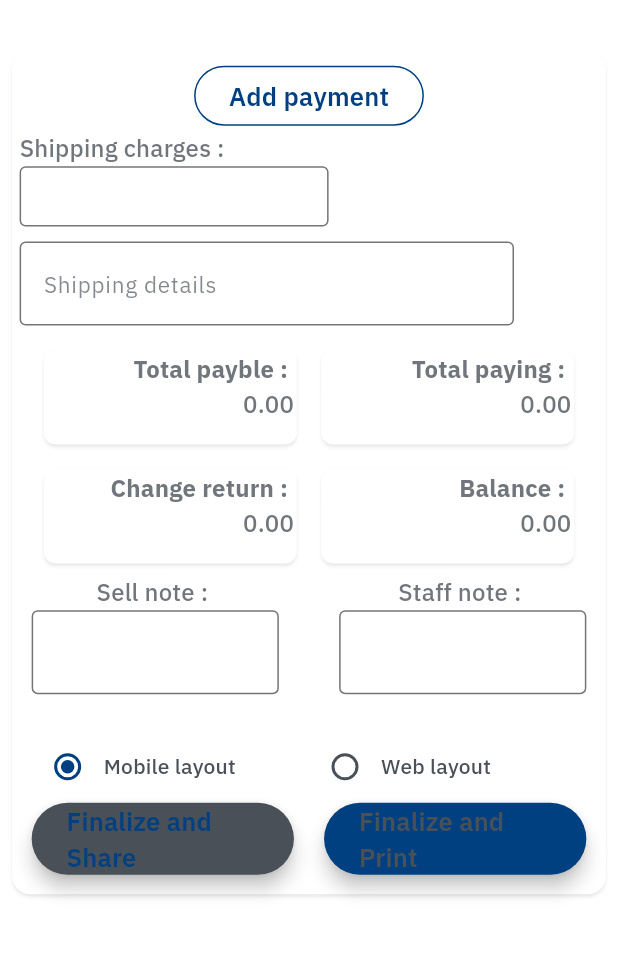
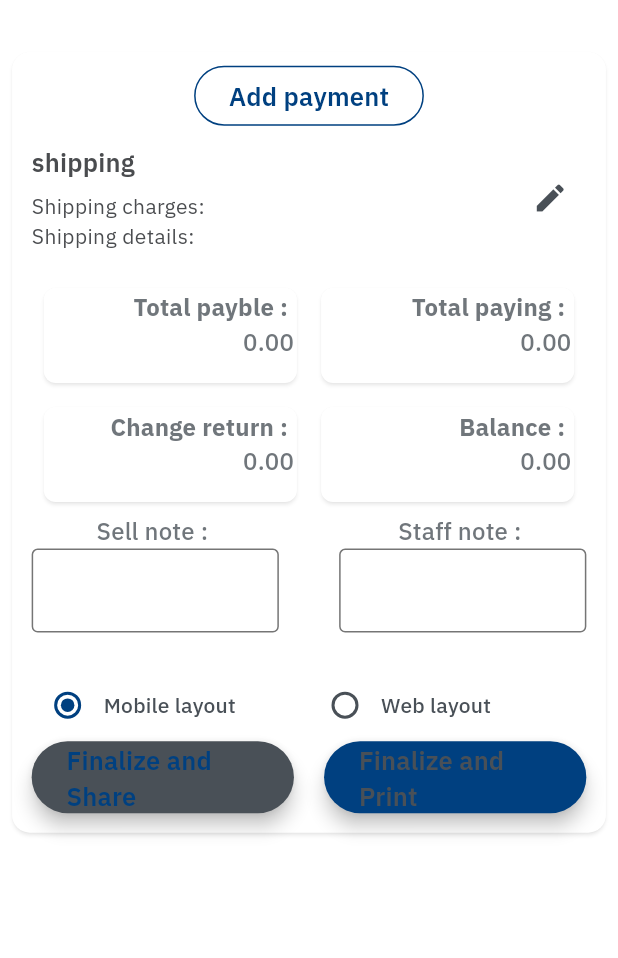
Before and after one commit to mustaqeem-m/Oasis-windows-POS-v1, a Flutter app: the CheckOut screen opened by its route, on a phone screen of 412 x 824 dp, the part 59-1017 px from its top. Run offline on Flutter 3.47's test engine with Material 3 defaults, Android fonts, the phone set to English and light mode, and no system bars; our stand-ins replace cached_network_image, connectivity_plus, dio, fluttertoast, geolocator, google_fonts and 10 more; missing offline and left inert: app_settings, cron, get_ip_address, search_choices, simple_barcode_scanner; accounts and stored records are empty; network calls fail; statements that could not run were skipped.

Commit message:
Added Shipping functionality

```diff
--- a/i18n/en.json
+++ b/i18n/en.json
@@ -117,6 +117,8 @@
   "cannot_change_location": "Cannot change location",
   "shipping_charges": "Shipping charges",
   "shipping_details": "Shipping details",
+  "shipping_status": "Shipping Status",
+  "delivery_person": "Delivery Person",
   "refresh": "Refresh",
   "payment_successful": "Payment Successful",
   "contact_payment": "Customer payment",
--- a/lib/main.dart
+++ b/lib/main.dart
@@ -55,7 +55,7 @@
 //   }
 // }
 
-import 'dart:io'; // <-- required for Platform checks
+import 'dart:io'; // <-- required for Platform chec    ks
 import 'package:flutter/material.dart';
 import 'package:flutter/services.dart';
 import 'package:flutter_localizations/flutter_localizations.dart';
--- a/lib/pages/checkout.dart
+++ b/lib/pages/checkout.dart
@@ -6,6 +6,7 @@ import 'package:flutter/services.dart';
 import 'package:http/http.dart' as http;
 import 'package:intl/intl.dart';
 import 'package:material_design_icons_flutter/material_design_icons_flutter.dart';
+import 'package:pos_2/components/shipping_modal.dart';
 import 'package:pos_2/helpers/toast_helper.dart';
 
 import '../helpers/AppTheme.dart';
@@ -45,6 +46,7 @@ class CheckOutState extends State<CheckOut> {
       staffNote = new TextEditingController(),
       shippingDetails = new TextEditingController(),
       shippingCharges = new TextEditingController();
+  String? shippingAddress, shippingStatus, deliveredTo, deliveryPerson;
   bool _printInvoice = true,
       printWebInvoice = false,
       saleCreated = false,
@@ -425,56 +427,7 @@ class CheckOutState extends State<CheckOut> {
                       ),
                     ),
                   ),
-                  Row(
-                    children: [
-                      Column(
-                          crossAxisAlignment: CrossAxisAlignment.start,
-                          children: <Widget>[
-                            Text(
-                                AppLocalizations.of(context)
-                                        .translate('shipping_charges') +
-                                    ' : ',
-                                style: AppTheme.getTextStyle(
-                                    themeData.textTheme.bodyLarge,
-                                    color: themeData.colorScheme.onSurface,
-                                    fontWeight: 600,
-                                    muted: true)),
-                            SizedBox(
-                                height: MySize.size40,
-                                width: MySize.safeWidth! * 0.5,
-                                child: TextFormField(
-                                    controller: shippingCharges,
-                                    decoration: InputDecoration(
-                                      prefix: Text(symbol),
-                                    ),
-                                    textAlign: TextAlign.end,
-                                    //input formatter will allow only 2 digits after decimal
-                                    inputFormatters: [
-                                      // ignore: deprecated_member_use
-                                      FilteringTextInputFormatter(
-                                          RegExp(r'^(\d+)?\.?\d{0,2}'),
-                                          allow: true)
-                                    ],
-                                    keyboardType: TextInputType.number,
-                                    onChanged: (value) {
-                                      invoiceAmount =
-                                          argument!['invoiceAmount'] +
-                                              Helper().validateInput(value);
-                                      calculateMultiPayment();
-                                    })),
-                            Padding(padding: EdgeInsets.symmetric(vertical: 5)),
-                            SizedBox(
-                              width: MySize.safeWidth! * 0.8,
-                              child: TextFormField(
-                                  controller: shippingDetails,
-                                  decoration: InputDecoration(
-                                      hintText: AppLocalizations.of(context)
-                                          .translate('shipping_details')),
-                                  onChanged: (value) async {}),
-                            ),
-                          ]),
-                    ],
-                  ),
+                  _buildShippingSection(),
                   Container(
                     child: GridView.count(
                         shrinkWrap: true,
@@ -1053,4 +1006,88 @@ class CheckOutState extends State<CheckOut> {
       },
     );
   }
+
+  Widget _buildShippingSection() {
+    return Padding(
+      padding: EdgeInsets.all(MySize.size8!),
+      child: Row(
+        mainAxisAlignment: MainAxisAlignment.spaceBetween,
+        children: [
+          Expanded(
+            child: Column(
+              crossAxisAlignment: CrossAxisAlignment.start,
+              children: [
+                Text(
+                  AppLocalizations.of(context).translate('shipping'),
+                  style: AppTheme.getTextStyle(
+                    themeData.textTheme.titleMedium,
+                    fontWeight: 700,
+                  ),
+                ),
+                SizedBox(height: MySize.size8),
+                Text(
+                  "${AppLocalizations.of(context).translate('shipping_charges')}: ${shippingCharges.text}",
+                ),
+                Text(
+                  "${AppLocalizations.of(context).translate('shipping_details')}: ${shippingDetails.text}",
+                ),
+                if (shippingAddress != null && shippingAddress!.isNotEmpty)
+                  Text(
+                    "${AppLocalizations.of(context).translate('shipping_address')}: $shippingAddress",
+                  ),
+                if (shippingStatus != null && shippingStatus!.isNotEmpty)
+                  Text(
+                    "${AppLocalizations.of(context).translate('shipping_status')}: $shippingStatus",
+                  ),
+                if (deliveredTo != null && deliveredTo!.isNotEmpty)
+                  Text(
+                    "${AppLocalizations.of(context).translate('delivered_to')}: $deliveredTo",
+                  ),
+                if (deliveryPerson != null && deliveryPerson!.isNotEmpty)
+                  Text(
+                    "${AppLocalizations.of(context).translate('delivery_person')}: $deliveryPerson",
+                  ),
+              ],
+            ),
+          ),
+          IconButton(
+            icon: Icon(Icons.edit),
+            onPressed: _showShippingModal,
+          ),
+        ],
+      ),
+    );
+  }
+
+  void _showShippingModal() async {
+    final result = await showDialog(
+      context: context,
+      builder: (BuildContext context) {
+        return ShippingModal(
+          shippingDetails: shippingDetails.text,
+          shippingAddress: shippingAddress,
+          shippingCharges: shippingCharges.text,
+          shippingStatus: shippingStatus,
+          deliveredTo: deliveredTo,
+          deliveryPerson: deliveryPerson,
+        );
+      },
+    );
+
+    if (result != null) {
+      setState(() {
+        shippingDetails.text = result['shippingDetails'];
+        shippingAddress = result['shippingAddress'];
+        shippingCharges.text = result['shippingCharges'];
+        shippingStatus = result['shippingStatus'];
+        deliveredTo = result['deliveredTo'];
+        deliveryPerson = result['deliveryPerson'];
+
+        // Recalculate total amount
+        invoiceAmount = argument!['invoiceAmount'] +
+            (double.tryParse(shippingCharges.text) ?? 0.0);
+        calculateMultiPayment();
+      });
+    }
+  }
 }
```
Also changed, not shown: lib/apis/user.dart (+19 -3 lines), lib/components/shipping_modal.dart (added, +283 -0 lines), lib/helpers/otherHelpers.dart (+15 -1 lines), lib/pages/products.dart (+29 -2 lines), prompt.txt (+46 -15 lines).
